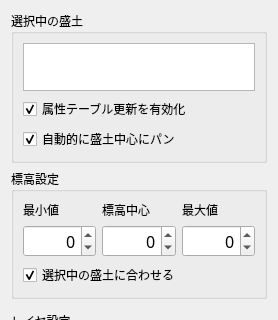
Old version of the form demstyle_all_dialog_base.ui in the repository tamaohome/qgis-demstyle-all; both pictures show x 0 to 278 and y 0 to 320 of the 278 by 626 pixel window.
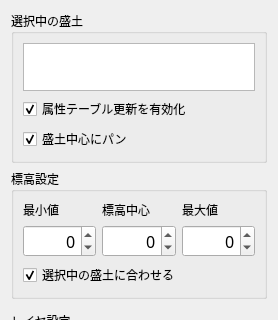
New version of the form.

Commit message: ✨ feat(ui): チェックボックスの説明を整理 (盛土中心にパン)

Patch:
```diff
--- a/demstyle_all_dialog_base.ui
+++ b/demstyle_all_dialog_base.ui
@@ -88,7 +88,7 @@
       <item>
        <widget class="QCheckBox" name="enableAutoPanCheckBox">
         <property name="text">
-         <string>自動的に盛土中心にパン</string>
+         <string>盛土中心にパン</string>
         </property>
         <property name="checked">
          <bool>true</bool>
```
The commit also changes 1 other file.
